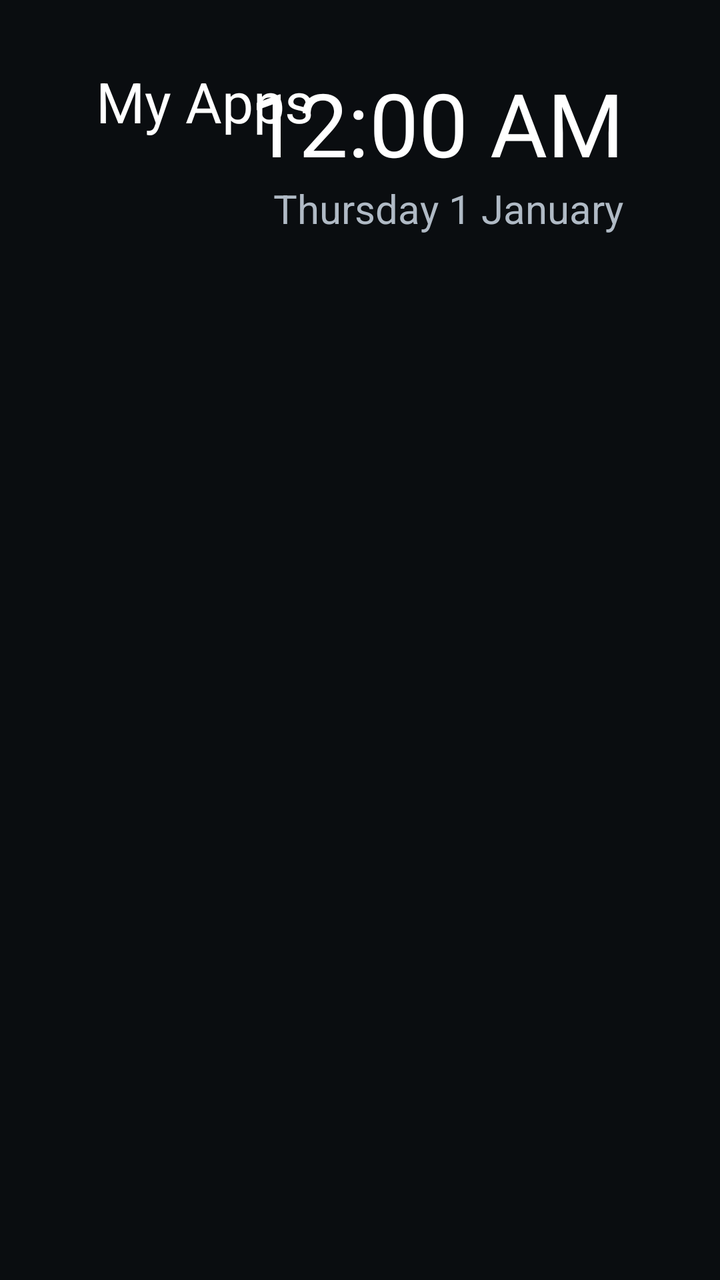
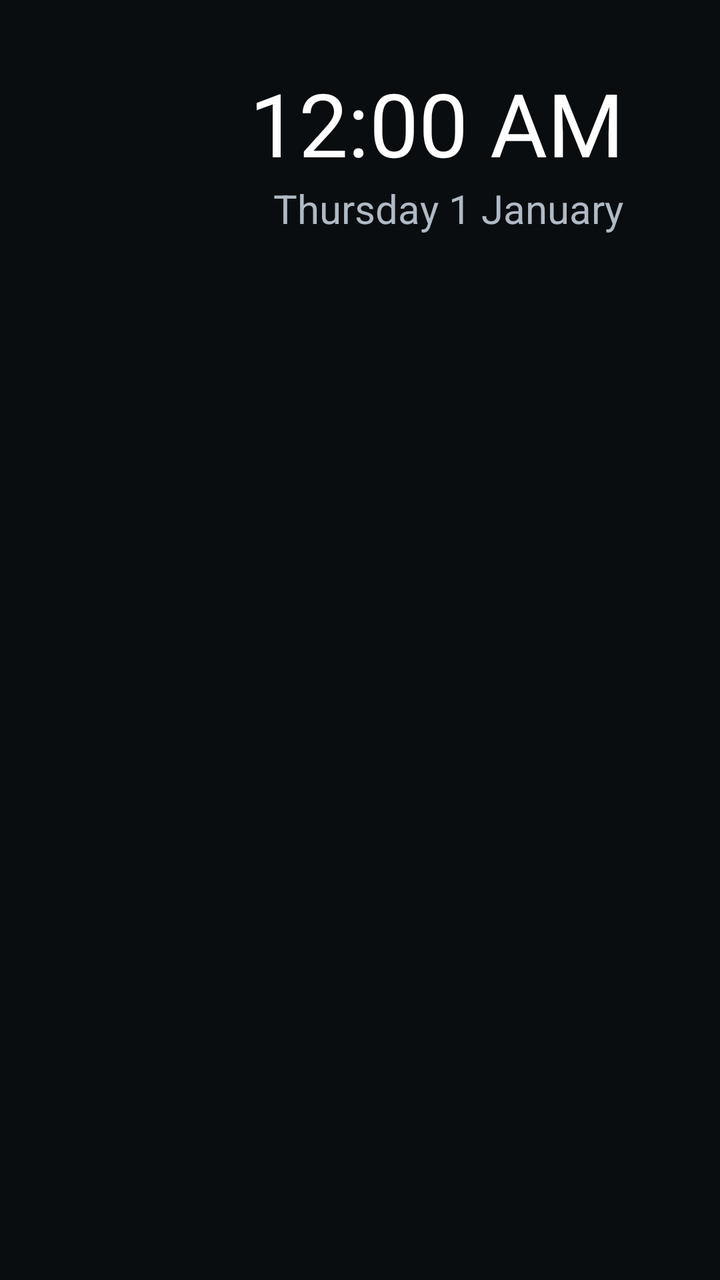

Screens rendered from an Android XML layout before and after an edit, with the pre-edit source and the edit as a unified diff.
<!-- AndroidManifest.xml: application theme AppTheme -->
<!-- res/layout/activity_main.xml -->
<?xml version="1.0" encoding="utf-8"?>
<FrameLayout xmlns:android="http://schemas.android.com/apk/res/android"
    android:layout_width="match_parent"
    android:layout_height="match_parent"
    android:background="@color/background">

    <ImageView
        android:id="@+id/bg_back"
        android:layout_width="match_parent"
        android:layout_height="match_parent"
        android:scaleType="centerCrop" />

    <ImageView
        android:id="@+id/bg_front"
        android:layout_width="match_parent"
        android:layout_height="match_parent"
        android:alpha="0"
        android:scaleType="centerCrop" />

    <View
        android:layout_width="match_parent"
        android:layout_height="match_parent"
        android:background="#66000000" />

    <LinearLayout
        android:layout_width="match_parent"
        android:layout_height="match_parent"
        android:orientation="vertical"
        android:paddingStart="48dp"
        android:paddingTop="32dp"
        android:paddingEnd="48dp"
        android:paddingBottom="24dp">

        <RelativeLayout
            android:layout_width="match_parent"
            android:layout_height="wrap_content"
            android:layout_marginBottom="56dp">

            <TextView
                android:layout_width="wrap_content"
                android:layout_height="wrap_content"
                android:text="@string/home_title"
                android:textColor="@color/text_primary"
                android:textSize="28sp" />

            <LinearLayout
                android:layout_width="wrap_content"
                android:layout_height="wrap_content"
                android:layout_alignParentEnd="true"
                android:gravity="end"
                android:orientation="vertical">

                <TextClock
                    android:layout_width="wrap_content"
                    android:layout_height="wrap_content"
                    android:format12Hour="h:mm a"
                    android:format24Hour="HH:mm"
                    android:textColor="@color/text_primary"
                    android:textSize="44sp" />

                <TextClock
                    android:layout_width="wrap_content"
                    android:layout_height="wrap_content"
                    android:format12Hour="EEEE d MMMM"
                    android:format24Hour="EEEE d MMMM"
                    android:textColor="@color/text_secondary"
                    android:textSize="20sp" />
            </LinearLayout>
        </RelativeLayout>

        <GridView
            android:id="@+id/grid"
            android:layout_width="match_parent"
            android:layout_height="match_parent"
            android:clipToPadding="false"
            android:drawSelectorOnTop="false"
            android:focusable="true"
            android:horizontalSpacing="16dp"
            android:listSelector="@drawable/item_selector"
            android:numColumns="7"
            android:padding="8dp"
            android:stretchMode="columnWidth"
            android:verticalSpacing="16dp" />

    </LinearLayout>
</FrameLayout>
<!-- resources referenced by this layout -->
<resources>
  <color name="background">#FF10151B</color>
  <color name="text_primary">#FFFFFFFF</color>
  <color name="text_secondary">#FFB0BAC5</color>
  <!-- drawable item_selector (drawable) -->
  <?xml version="1.0" encoding="utf-8"?>
  <shape xmlns:android="http://schemas.android.com/apk/res/android"
      android:shape="rectangle">
      <solid android:color="#33FFFFFF" />
      <stroke
          android:width="3dp"
          android:color="#FFFFFFFF" />
      <corners android:radius="12dp" />
  </shape>
  <string name="home_title">My Apps</string>
  <style name="AppTheme" parent="@android:style/Theme.Material.NoActionBar">
          <item name="android:windowBackground">@color/background</item>
          <item name="android:colorBackground">@color/background</item>
      </style>
</resources>

<!-- the commit's change to res/layout/activity_main.xml (unified diff, before → after) -->
@@ -34,14 +34,7 @@
         <RelativeLayout
             android:layout_width="match_parent"
             android:layout_height="wrap_content"
-            android:layout_marginBottom="56dp">
-
-            <TextView
-                android:layout_width="wrap_content"
-                android:layout_height="wrap_content"
-                android:text="@string/home_title"
-                android:textColor="@color/text_primary"
-                android:textSize="28sp" />
+            android:layout_marginBottom="110dp">
 
             <LinearLayout
                 android:layout_width="wrap_content"
@@ -77,7 +70,7 @@
             android:focusable="true"
             android:horizontalSpacing="16dp"
             android:listSelector="@drawable/item_selector"
-            android:numColumns="7"
+            android:numColumns="8"
             android:padding="8dp"
             android:stretchMode="columnWidth"
             android:verticalSpacing="16dp" />
<!-- resource entries referenced after the edit -->
@@ -13,7 +13,6 @@
           android:color="#FFFFFFFF" />
       <corners android:radius="12dp" />
   </shape>
-  <string name="home_title">My Apps</string>
   <style name="AppTheme" parent="@android:style/Theme.Material.NoActionBar">
           <item name="android:windowBackground">@color/background</item>
           <item name="android:colorBackground">@color/background</item>
